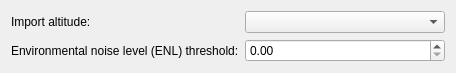
This is src/Plugin/src/Import/IGCImport/src/IGCImportOptionWidget.ui in till213/SkyDolly as Qt 5 draws it before an edit. The edited form follows.
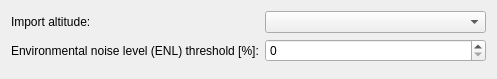
This is the edited form.

Commit message:
IGC import options
- GNSS or pressure altitude
- ENL threshold (engine on/off threshold)

Patch:
```diff
--- a/src/Plugin/src/Import/IGCImport/src/IGCImportOptionWidget.ui
+++ b/src/Plugin/src/Import/IGCImport/src/IGCImportOptionWidget.ui
@@ -6,8 +6,8 @@
    <rect>
     <x>0</x>
     <y>0</y>
-    <width>446</width>
-    <height>73</height>
+    <width>497</width>
+    <height>79</height>
    </rect>
   </property>
   <property name="windowTitle">
@@ -34,15 +34,15 @@
      </property>
     </widget>
    </item>
-   <item row="1" column="0">
+   <item row="2" column="0">
     <widget class="QLabel" name="label">
      <property name="text">
-      <string>Environmental noise level (ENL) threshold:</string>
+      <string>Environmental noise level (ENL) threshold [%]:</string>
      </property>
     </widget>
    </item>
-   <item row="1" column="1">
-    <widget class="QDoubleSpinBox" name="enlThresholdSpinBox">
+   <item row="2" column="1">
+    <widget class="QSpinBox" name="enlThresholdSpinBox">
      <property name="minimumSize">
       <size>
        <width>200</width>
```
Left out of the diff: 2 changed lines with no effect on the pictures. The commit also changes 13 other files.
